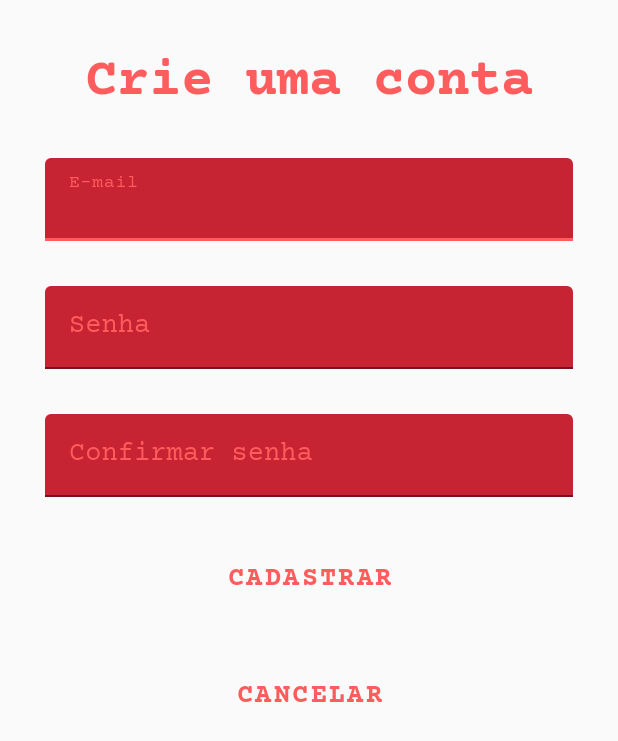
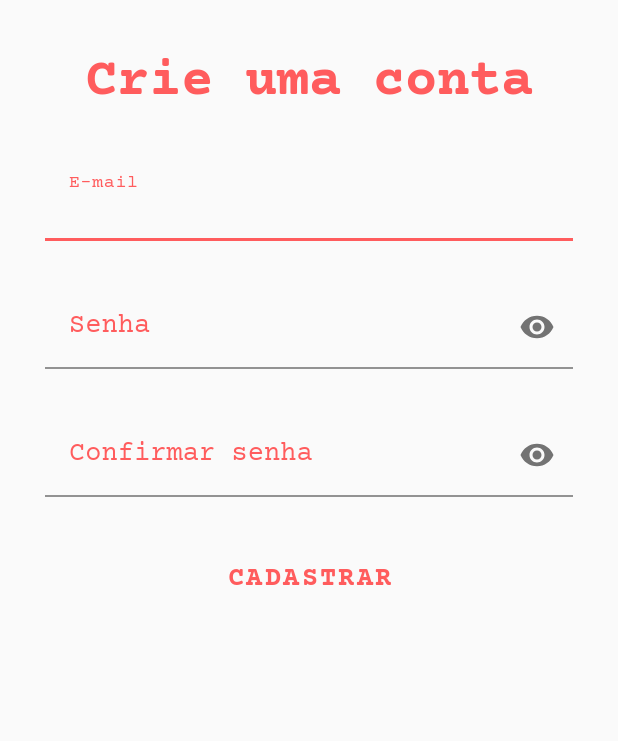
Before and after one commit to RenatoAWK/Diary, an Android app: the SignUpActivity screen opened directly, with no data from a screen before it, on a phone screen of 412 x 824 dp. Shown: the top 741 px of the screen. Run offline under Robolectric (Android 15) with nearby library versions, the phone set to English and light mode, and no system bars.

Commit message:
Melhoras para usar botão de mostrar/ocultar senha

```diff
--- a/app/build.gradle
+++ b/app/build.gradle
@@ -30,6 +30,6 @@ dependencies {
     testImplementation 'junit:junit:4.12'
     androidTestImplementation 'androidx.test.ext:junit:1.1.0'
     androidTestImplementation 'androidx.test.espresso:espresso-core:3.1.1'
-    implementation 'com.google.android.material:material:1.0.0'
+    implementation 'com.google.android.material:material:1.2.0-alpha02'
     implementation 'com.android.volley:volley:1.1.1'
 }
--- a/app/src/main/java/com/renatoawk/diary/gui/SignUpActivity.java
+++ b/app/src/main/java/com/renatoawk/diary/gui/SignUpActivity.java
@@ -44,13 +44,12 @@ public class SignUpActivity extends AppCompatActivity {
         confirmPasswordLayout = findViewById(R.id.password_confirmation_sign_up_layout);
         textView = findViewById(R.id.title_sign_up_textview);
         signupButton = findViewById(R.id.sign_up_sign_up_button);
-        cancelButton = findViewById(R.id.cancel_sign_up_button);
 
         Fonts.setTypeFace(getApplicationContext(), Constants.FONT_COURIER_PRIME, Constants.FONT_STYLE_REGULAR,
                 emailEdit, passwordEdit, confirmPasswordEdit, emailLayout, passwordLayout, confirmPasswordLayout);
 
         Fonts.setTypeFace(getApplicationContext(), Constants.FONT_COURIER_PRIME, Constants.FONT_STYLE_BOLD,
-                textView, signupButton, cancelButton);
+                textView, signupButton);
 
         emailEdit.setOnFocusChangeListener(new View.OnFocusChangeListener() {
             @Override
@@ -101,7 +100,4 @@ public class SignUpActivity extends AppCompatActivity {
         }
     }
 
-    public void cancel(View view) {
-        finish();
-    }
 }
--- a/app/src/main/res/layout/activity_main.xml
+++ b/app/src/main/res/layout/activity_main.xml
@@ -35,7 +35,8 @@
 
         <com.google.android.material.textfield.TextInputLayout
             style="@style/TextInputLayoutFilledBox"
-            android:id="@+id/password_login_layout">
+            android:id="@+id/password_login_layout"
+            app:endIconMode="password_toggle">
 
             <com.google.android.material.textfield.TextInputEditText
                 android:id="@+id/password_login_edit"
--- a/app/src/main/res/layout/activity_sign_up.xml
+++ b/app/src/main/res/layout/activity_sign_up.xml
@@ -1,6 +1,7 @@
 <?xml version="1.0" encoding="utf-8"?>
 <ScrollView xmlns:tools="http://schemas.android.com/tools"
     xmlns:android="http://schemas.android.com/apk/res/android"
+    xmlns:app="http://schemas.android.com/apk/res-auto"
     style="@style/ScrollView"
     tools:context=".gui.SignUpActivity">
 
@@ -25,6 +26,7 @@
 
         <com.google.android.material.textfield.TextInputLayout
             style="@style/TextInputLayoutFilledBox"
+            app:endIconMode="password_toggle"
             android:id="@+id/password_sign_up_layout">
 
             <com.google.android.material.textfield.TextInputEditText
@@ -37,7 +39,8 @@
 
         <com.google.android.material.textfield.TextInputLayout
             style="@style/TextInputLayoutFilledBox"
-            android:id="@+id/password_confirmation_sign_up_layout">
+            android:id="@+id/password_confirmation_sign_up_layout"
+            app:endIconMode="password_toggle">
 
             <com.google.android.material.textfield.TextInputEditText
                 android:id="@+id/password_confirmation_sign_up_edit"
@@ -53,12 +56,6 @@
             style="@style/MaterialButtonText"
             android:onClick="signUp"/>
 
-        <com.google.android.material.button.MaterialButton
-            android:id="@+id/cancel_sign_up_button"
-            android:text="@string/cancel"
-            style="@style/MaterialButtonText"
-            android:onClick="cancel"/>
-
 
     </LinearLayout>
 
--- a/app/src/main/res/values/styles.xml
+++ b/app/src/main/res/values/styles.xml
@@ -26,7 +26,7 @@
         <item name="android:layout_height">wrap_content</item>
         <item name="android:maxLength">100</item>
         <item name="android:textSize">18sp</item>
-        <item name="android:backgroundTint">@color/colorPrimaryDark</item>
+        <item name="android:backgroundTint">@color/transparent</item>
     </style>
 
     <style name="MaterialButtonText" parent="Widget.MaterialComponents.Button.TextButton">
```
